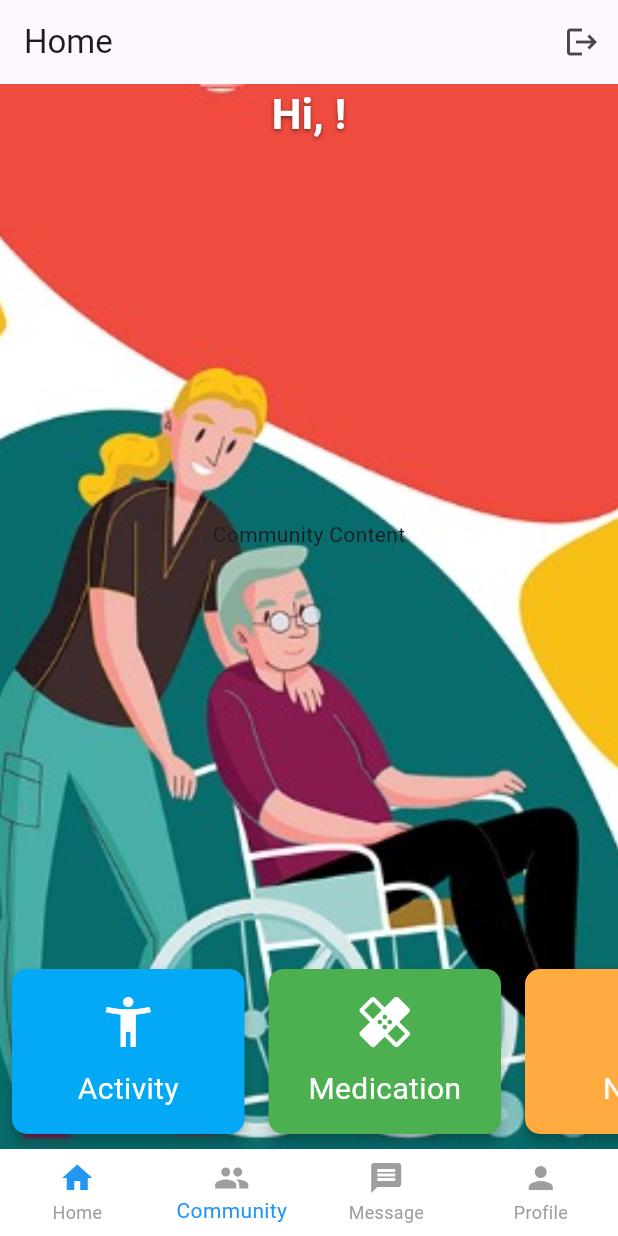
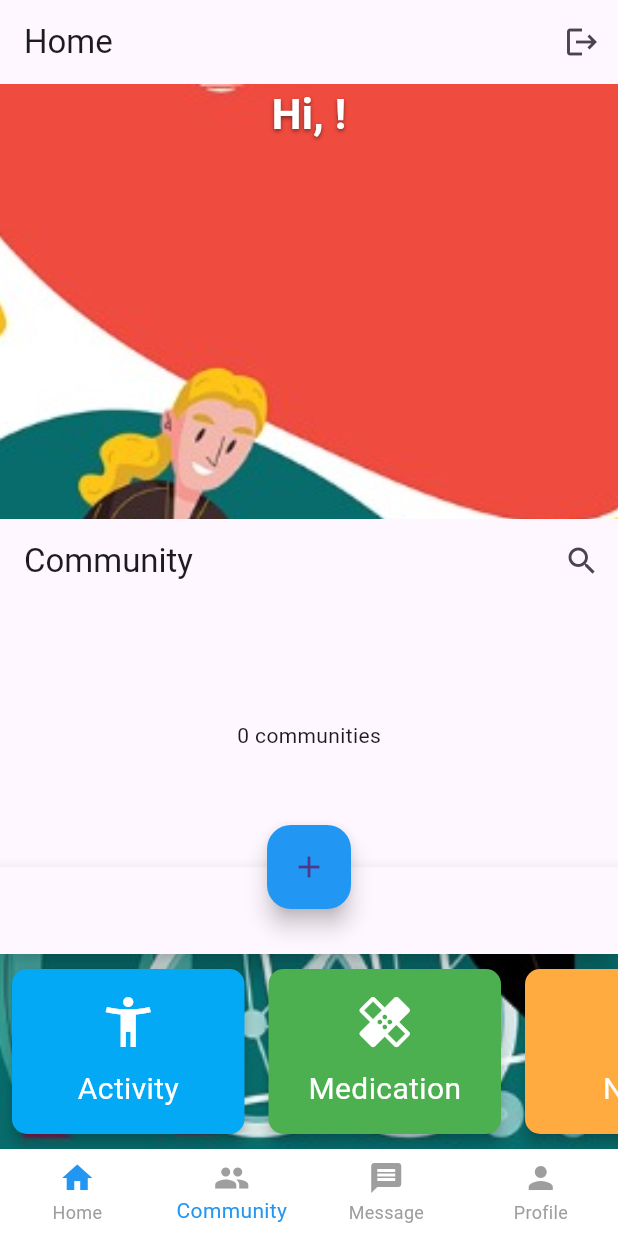
Before and after one commit to AloysiusChua0822/ElderlyHomecare, a Flutter app: the HomeScreen screen opened directly, item 2 of the bottom bar chosen, on a phone screen of 412 x 824 dp. Run offline on Flutter 3.47's test engine with Material 3 defaults, Android fonts, the phone set to English and light mode, and no system bars; our stand-ins replace cloud_firestore, firebase_auth, firebase_core, firebase_storage, image_picker; accounts and stored records are empty.

Commit message:
Community

```diff
--- /dev/null
+++ b/lib/screens/Community.dart
@@ -0,0 +1,125 @@
+import 'package:flutter/material.dart';
+
+void main() {
+  runApp(MaterialApp(
+    home: CommunityListScreen(),
+  ));
+}
+
+class CommunityListScreen extends StatelessWidget {
+  @override
+  Widget build(BuildContext context) {
+    return Scaffold(
+      appBar: AppBar(
+        title: Text('Community'),
+        actions: <Widget>[
+          IconButton(
+            icon: Icon(Icons.search),
+            onPressed: () {
+              // Implement search functionality
+            },
+          ),
+        ],
+      ),
+      body: Center(
+        child: Text('0 communities'), // Display your list of communities here
+      ),
+      floatingActionButton: FloatingActionButton(
+        onPressed: () {
+          Navigator.push(
+            context,
+            MaterialPageRoute(builder: (context) => CreateCommunityScreen()),
+          );
+        },
+        child: Icon(Icons.add),
+        backgroundColor: Colors.blue, // Change background color
+      ),
+      floatingActionButtonLocation: FloatingActionButtonLocation.centerDocked, // Position FloatingActionButton at the center
+      bottomNavigationBar: BottomNavigationBar(
+        // Your bottom navigation bar items
+        items: [
+          BottomNavigationBarItem(
+            icon: Icon(Icons.home),
+            label: 'Home',
+          ),
+          BottomNavigationBarItem(
+            icon: Icon(Icons.group),
+            label: 'Community',
+          ),
+          BottomNavigationBarItem(
+            icon: Icon(Icons.message),
+            label: 'Message',
+          ),
+          BottomNavigationBarItem(
+            icon: Icon(Icons.person),
+            label: 'Profile',
+          ),
+        ],
+      ),
+    );
+  }
+}
+
+class CreateCommunityScreen extends StatelessWidget {
+  @override
+  Widget build(BuildContext context) {
+    return Scaffold(
+      appBar: AppBar(
+        title: Text('New Group'),
+        centerTitle: true, // Center the title
+      ),
+      body: Padding(
+        padding: EdgeInsets.all(16.0),
+        child: ListView(
+          children: <Widget>[
+            TextField(
+              decoration: InputDecoration(
+                labelText: 'Group Name',
+              ),
+            ),
+            SizedBox(height: 16),
+            TextField(
+              decoration: InputDecoration(
+                labelText: 'Description',
+              ),
+            ),
+            SizedBox(height: 16),
+            TextField(
+              decoration: InputDecoration(
+                labelText: 'Category',
+              ),
+            ),
+            SizedBox(height: 16),
+            TextField(
+              decoration: InputDecoration(
+                labelText: 'Location',
+              ),
+            ),
+            SizedBox(height: 16),
+            // Add a SearchField for adding members
+            TextField(
+              decoration: InputDecoration(
+                labelText: 'Add Member',
+                suffixIcon: Icon(Icons.search),
+              ),
+            ),
+            SizedBox(height: 16),
+            ElevatedButton(
+              onPressed: () {
+                // Implement create group functionality
+              },
+              child: Text('Create Group'),
+            ),
+            SizedBox(height: 16),
+            TextButton(
+              onPressed: () {
+                Navigator.pop(context);
+              },
+              child: Text('Cancel'),
+            ),
+          ],
+        ),
+      ),
+    );
+  }
+}
--- a/lib/screens/Home.dart
+++ b/lib/screens/Home.dart
@@ -6,6 +6,7 @@
 import 'package:eldergit/screens/Login.dart';
 import 'package:cloud_firestore/cloud_firestore.dart';
 import 'package:firebase_auth/firebase_auth.dart';
+import 'Community.dart';
 
 class HomeScreen extends StatefulWidget {
   @override
@@ -42,12 +43,17 @@
 
   Widget _getTabContent() {
     switch (_selectedIndex) {
-      case 1: return Text('Community Content');
-      case 2: return Text('Messages Content');
-      case 3: return Text('Profile Content');
-      default: return Text('');
+      case 1:
+        return CommunityListScreen(); // Return the CommunityListScreen widget
+      case 2:
+        return Text('Messages Content');
+      case 3:
+        return Text('Profile Content');
+      default:
+        return SizedBox.shrink(); // Return an empty SizedBox as default
     }
   }
+
 
   Future<void> _logout() async {
     await FirebaseAuth.instance.signOut();
```
